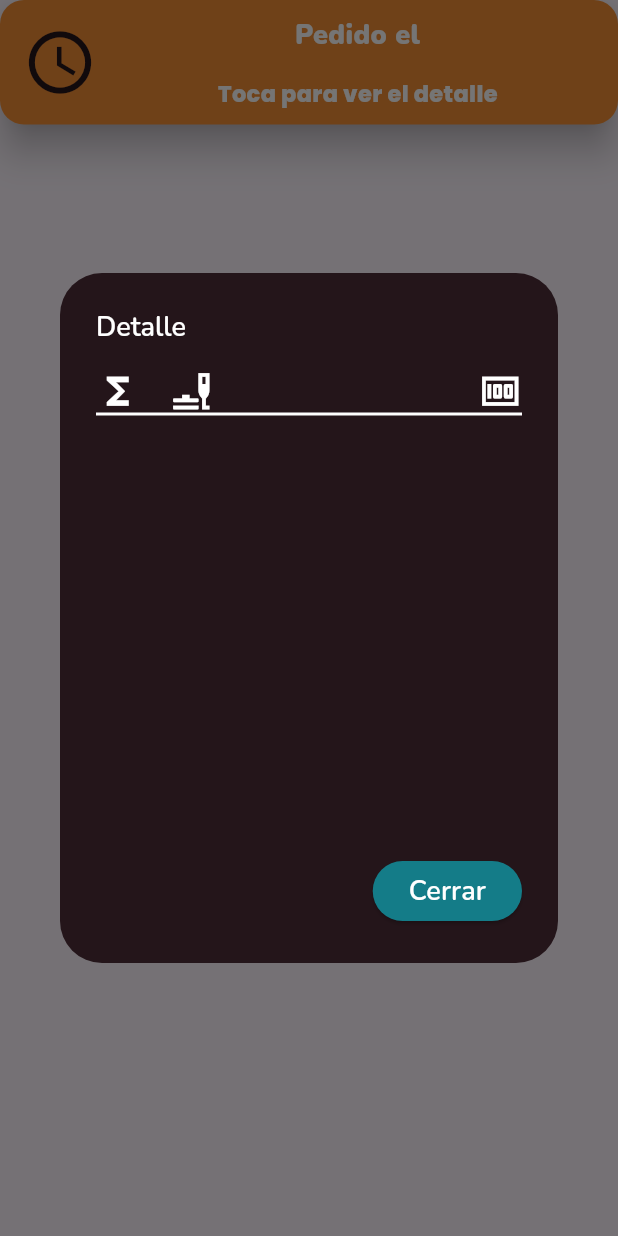
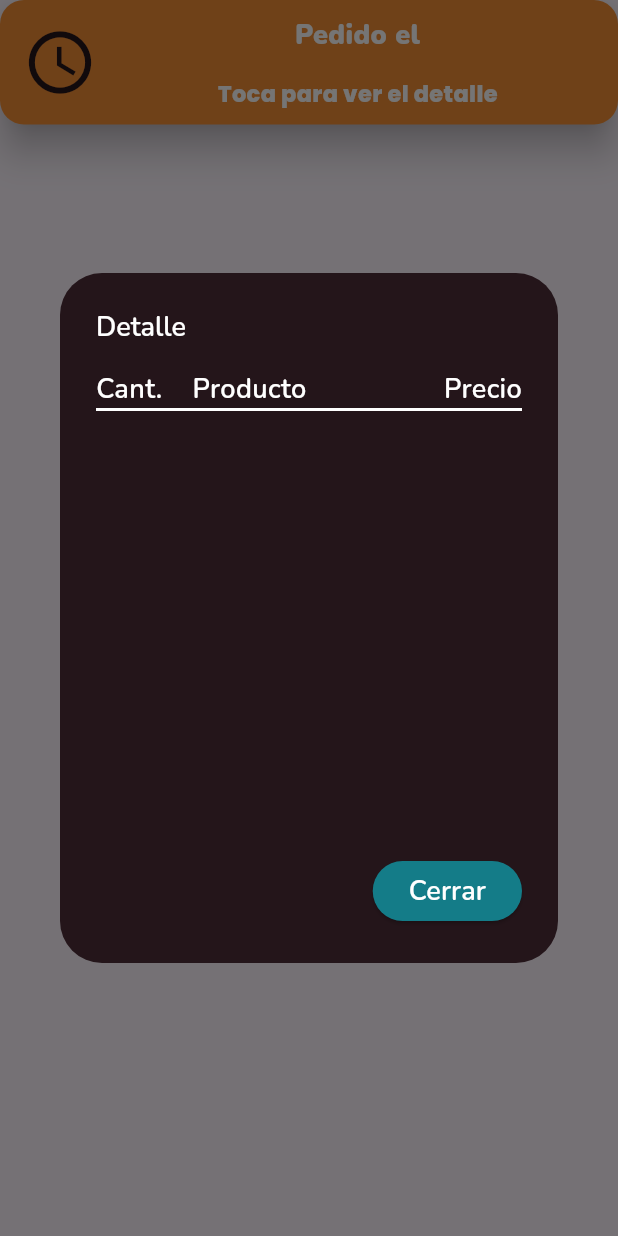
Before and after one commit to DANIElPEZ/crispy-chikis-app, a Flutter app: the CardOrder widget shown alone on an empty page, opened directly with empty values, after a tap on "Pedido el", on a phone screen of 412 x 824 dp. Run offline on Flutter 3.47's test engine with Material 3 defaults, Android fonts, the phone set to English and light mode, and no system bars; our stand-ins replace connectivity_plus, flutter_dotenv, font_awesome_flutter, google_fonts, sqflite, supabase_flutter and 1 more; accounts and stored records are empty; network calls fail; statements that could not run were skipped.

```diff
--- a/lib/components/card_orders_view.dart
+++ b/lib/components/card_orders_view.dart
@@ -77,11 +77,23 @@ class CardOrderState extends State<CardOrder> {
                 child: Column(children: [
                   Row(
                       children: [
-                        Icon(Icons.functions, size: 29, color: colorsPalete['white']),
+                        Text('Cant.', style: GoogleFonts.nunito(
+                            color: colorsPalete['white'],
+                            fontSize: 18,
+                            fontWeight: FontWeight.w600
+                        )),
                         SizedBox(width: 20),
-                        Icon(Icons.brunch_dining, size: 29, color: colorsPalete['white']),
+                        Text('Producto', style: GoogleFonts.nunito(
+                            color: colorsPalete['white'],
+                            fontSize: 18,
+                            fontWeight: FontWeight.w600
+                        )),
                         Expanded(child: Container()),
-                        Icon(Icons.money, size: 29, color: colorsPalete['white'])
+                        Text('Precio', style: GoogleFonts.nunito(
+                            color: colorsPalete['white'],
+                            fontSize: 18,
+                            fontWeight: FontWeight.w600
+                        )),
                       ]),
                   Container(height: 2, color: colorsPalete['white']),
                   Expanded(
--- a/lib/views/product.dart
+++ b/lib/views/product.dart
@@ -47,7 +47,7 @@ class _ProductState extends State<Product> {
             content: Container(
               height: 80,
               width: MediaQuery.of(context).size.width,
-              child: Text('Para dejar tu reseña puedes dejarla en el restaurante o enviarnos un correo.',
+              child: Text('Para dejar tu reseña puedes dejarla en el restaurante o enviarnos un correo a admincrispychikis@gmail.com.',
               style: GoogleFonts.nunito(
                 color: colorsPalete['white'],
                   fontSize: 18,
--- a/lib/views/profile.dart
+++ b/lib/views/profile.dart
@@ -140,7 +140,7 @@ class ProfileState extends State<Profile> {
                       bottom: 20,
                       child: Container(
                           color: colorsPalete['orange'],
-                          height: 87,
+                          height: 95,
                           width: MediaQuery.of(context).size.width)),
                   Positioned(
                       bottom: 20,
--- a/pubspec.yaml
+++ b/pubspec.yaml
@@ -15,6 +15,7 @@ dependencies:
   font_awesome_flutter: ^10.8.0
   sqflite: ^2.4.1
   fluttertoast: ^8.2.12
+  timezone: ^0.10.0
 
 dev_dependencies:
   flutter_test:
```
Also changed, not shown: lib/provider/provider.dart (+27 -0 lines), lib/views/home.dart (+105 -4 lines), lib/views/orders.dart (+1 -7 lines).
